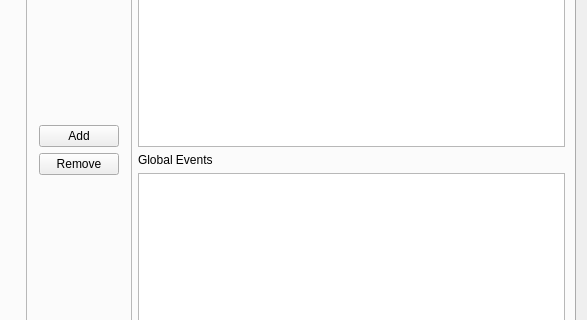
This is isar/ui/events_actions_rules_dialog.ui in zardosht/isar as Qt 5 draws it before an edit; both pictures show x 441 to 1028 and y 202 to 522 of the 1028 by 699 pixel window. The edited form follows.
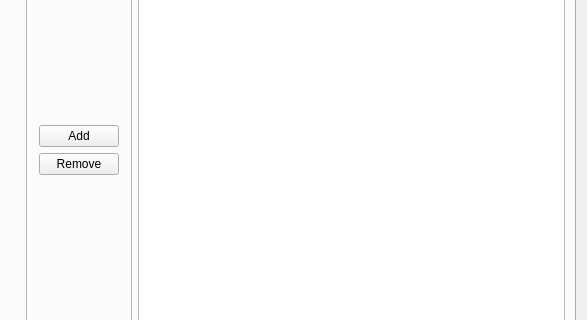
This is the edited form. The open tabs and pages were chosen to show the change.

Commit message: - [work in progress] working on events, actions, rules ui. -- got rid of global concept for events, actions, and rules. Everything is only scoped at the scene level (see comments in code) -- add CheckboxUncheckedEvent -- added method and attributes for the case an event class has extra properties that need to be configured.

```diff
--- a/isar/ui/events_actions_rules_dialog.ui
+++ b/isar/ui/events_actions_rules_dialog.ui
@@ -272,17 +272,7 @@
            </widget>
           </item>
           <item>
-           <widget class="QListView" name="scene_events_list"/>
-          </item>
-          <item>
-           <widget class="QLabel" name="label_5">
-            <property name="text">
-             <string>Global Events</string>
-            </property>
-           </widget>
-          </item>
-          <item>
-           <widget class="QListView" name="global_events_list"/>
+           <widget class="QListView" name="events_list"/>
           </item>
          </layout>
         </widget>
```
Left out of the diff: 35 changed lines with no effect on the pictures. The commit also changes 4 other files.
